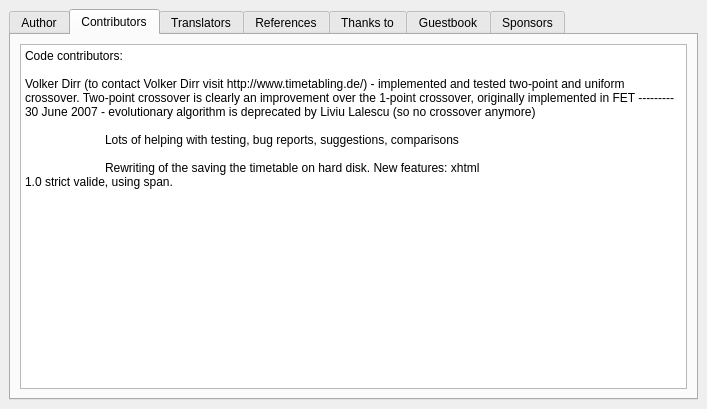
Above: fet/src/interface/helpaboutform_template.ui from vonmecheln/fet before the change. Below: the same form after it.
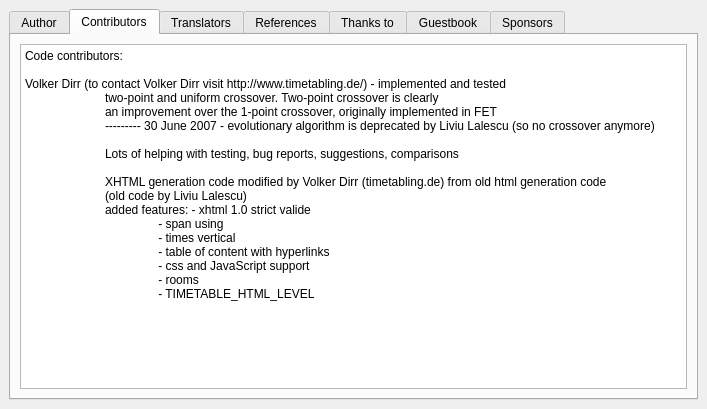
That is the form after the change. The open tabs and pages were chosen to show the change.

```diff
--- a/fet/src/interface/helpaboutform_template.ui
+++ b/fet/src/interface/helpaboutform_template.ui
@@ -118,12 +118,22 @@
 &lt;/style>&lt;/head>&lt;body style=" font-family:'Sans Serif'; font-size:9pt; font-weight:400; font-style:normal;">
 &lt;p style=" margin-top:0px; margin-bottom:0px; margin-left:0px; margin-right:0px; -qt-block-indent:0; text-indent:0px;">Code contributors:&lt;/p>
 &lt;p style="-qt-paragraph-type:empty; margin-top:0px; margin-bottom:0px; margin-left:0px; margin-right:0px; -qt-block-indent:0; text-indent:0px;">&lt;/p>
-&lt;p style=" margin-top:0px; margin-bottom:0px; margin-left:0px; margin-right:0px; -qt-block-indent:0; text-indent:0px;">Volker Dirr (to contact Volker Dirr visit http://www.timetabling.de/) - implemented and tested two-point and uniform crossover. Two-point crossover is clearly an improvement over the 1-point crossover, originally implemented in FET --------- 30 June 2007 - evolutionary algorithm is deprecated by Liviu Lalescu (so no crossover anymore)&lt;/p>
+&lt;p style=" margin-top:0px; margin-bottom:0px; margin-left:0px; margin-right:0px; -qt-block-indent:0; text-indent:0px;">Volker Dirr (to contact Volker Dirr visit http://www.timetabling.de/) - implemented and tested &lt;/p>
+&lt;p style=" margin-top:0px; margin-bottom:0px; margin-left:0px; margin-right:0px; -qt-block-indent:0; text-indent:0px;">	two-point and uniform crossover. Two-point crossover is clearly &lt;/p>
+&lt;p style=" margin-top:0px; margin-bottom:0px; margin-left:0px; margin-right:0px; -qt-block-indent:0; text-indent:0px;">	an improvement over the 1-point crossover, originally implemented in FET &lt;/p>
+&lt;p style=" margin-top:0px; margin-bottom:0px; margin-left:0px; margin-right:0px; -qt-block-indent:0; text-indent:0px;">	--------- 30 June 2007 - evolutionary algorithm is deprecated by Liviu Lalescu (so no crossover anymore)&lt;/p>
 &lt;p style="-qt-paragraph-type:empty; margin-top:0px; margin-bottom:0px; margin-left:0px; margin-right:0px; -qt-block-indent:0; text-indent:0px;">&lt;/p>
 &lt;p style=" margin-top:0px; margin-bottom:0px; margin-left:0px; margin-right:0px; -qt-block-indent:0; text-indent:0px;">	Lots of helping with testing, bug reports, suggestions, comparisons&lt;/p>
-&lt;p style="-qt-paragraph-type:empty; margin-top:0px; margin-bottom:0px; margin-left:0px; margin-right:0px; -qt-block-indent:0; text-indent:0px;">&lt;/p>
-&lt;p style=" margin-top:0px; margin-bottom:0px; margin-left:0px; margin-right:0px; -qt-block-indent:0; text-indent:0px;">	Rewriting of the saving the timetable on hard disk. New features: xhtml&lt;/p>
-&lt;p style=" margin-top:0px; margin-bottom:0px; margin-left:0px; margin-right:0px; -qt-block-indent:0; text-indent:0px;">1.0 strict valide, using span.&lt;/p>
+&lt;p style=" margin-top:0px; margin-bottom:0px; margin-left:0px; margin-right:0px; -qt-block-indent:0; text-indent:0px;">	&lt;/p>
+&lt;p style=" margin-top:0px; margin-bottom:0px; margin-left:0px; margin-right:0px; -qt-block-indent:0; text-indent:0px;">	XHTML generation code modified by Volker Dirr (timetabling.de) from old html generation code&lt;/p>
+&lt;p style=" margin-top:0px; margin-bottom:0px; margin-left:0px; margin-right:0px; -qt-block-indent:0; text-indent:0px;">	(old code by Liviu Lalescu)&lt;/p>
+&lt;p style=" margin-top:0px; margin-bottom:0px; margin-left:0px; margin-right:0px; -qt-block-indent:0; text-indent:0px;">	added features: - xhtml 1.0 strict valide&lt;/p>
+&lt;p style=" margin-top:0px; margin-bottom:0px; margin-left:0px; margin-right:0px; -qt-block-indent:0; text-indent:0px;">	                - span using&lt;/p>
+&lt;p style=" margin-top:0px; margin-bottom:0px; margin-left:0px; margin-right:0px; -qt-block-indent:0; text-indent:0px;">	                - times vertical&lt;/p>
+&lt;p style=" margin-top:0px; margin-bottom:0px; margin-left:0px; margin-right:0px; -qt-block-indent:0; text-indent:0px;">	                - table of content with hyperlinks&lt;/p>
+&lt;p style=" margin-top:0px; margin-bottom:0px; margin-left:0px; margin-right:0px; -qt-block-indent:0; text-indent:0px;">	                - css and JavaScript support&lt;/p>
+&lt;p style=" margin-top:0px; margin-bottom:0px; margin-left:0px; margin-right:0px; -qt-block-indent:0; text-indent:0px;">	                - rooms&lt;/p>
+&lt;p style=" margin-top:0px; margin-bottom:0px; margin-left:0px; margin-right:0px; -qt-block-indent:0; text-indent:0px;">	                - TIMETABLE_HTML_LEVEL&lt;/p>
 &lt;p style="-qt-paragraph-type:empty; margin-top:0px; margin-bottom:0px; margin-left:0px; margin-right:0px; -qt-block-indent:0; text-indent:0px;">&lt;/p>&lt;/body>&lt;/html></string>
          </property>
         </widget>
```
Left out of the diff: 16 changed lines with no effect on the pictures.
